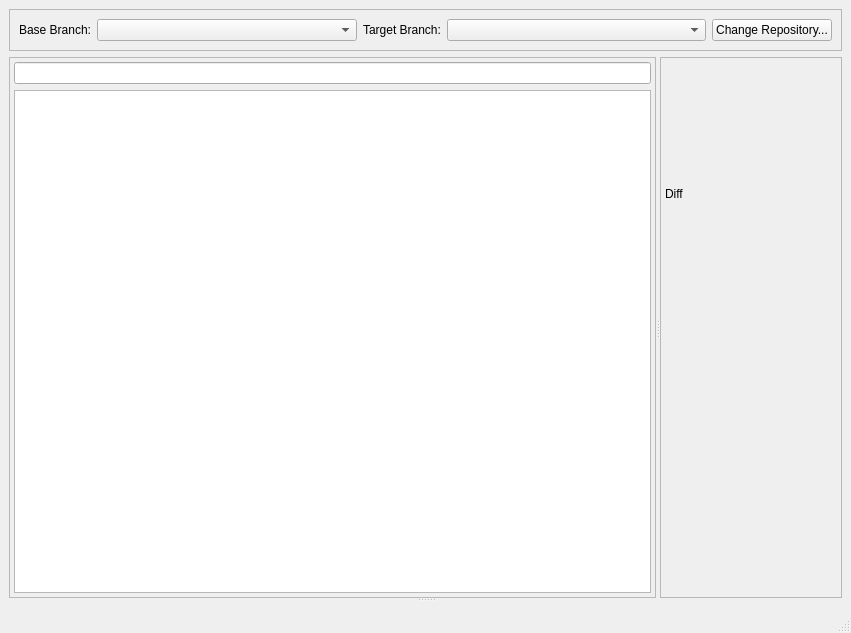
Above: qgitc/branchcomparewindow.ui from timxx/qgitc before the change. Below: the same form after it.
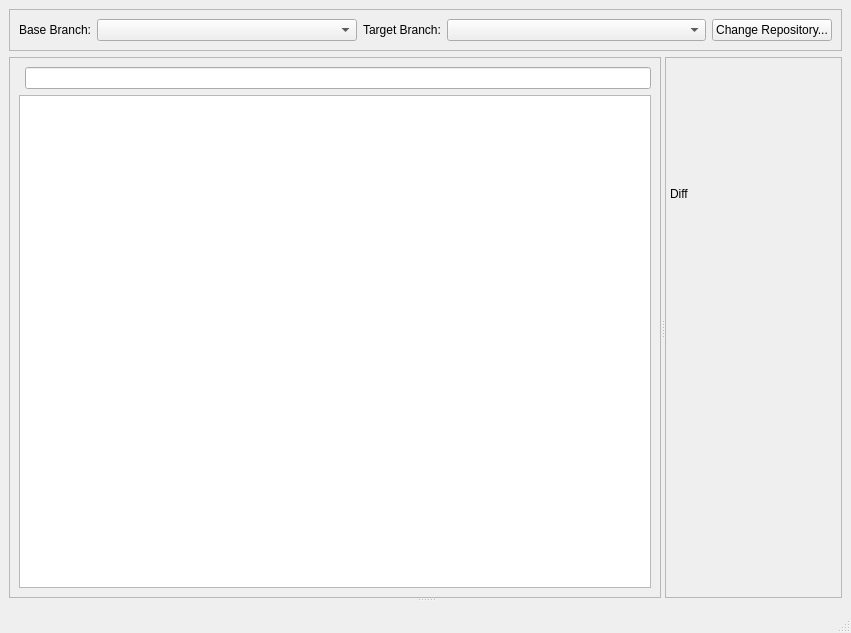
That is the form after the change. Custom widgets are drawn as their Qt base class.

Commit message:
Add file diff loading and spinner to Branch Compare window
Integrate SubmoduleExecutor for fetching file changes between branches and display loading spinner during fetch.

Patch:
```diff
--- a/qgitc/branchcomparewindow.ui
+++ b/qgitc/branchcomparewindow.ui
@@ -97,20 +97,15 @@
          <enum>QFrame::Shadow::Raised</enum>
         </property>
         <layout class="QVBoxLayout" name="verticalLayout_2">
-         <property name="leftMargin">
-          <number>4</number>
-         </property>
-         <property name="topMargin">
-          <number>4</number>
-         </property>
-         <property name="rightMargin">
-          <number>4</number>
-         </property>
-         <property name="bottomMargin">
-          <number>4</number>
-         </property>
          <item>
-          <widget class="SearchLineEdit" name="leFileFilter"/>
+          <layout class="QHBoxLayout" name="horizontalLayout">
+           <item>
+            <widget class="QtWaitingSpinner" name="spinnerFiles" native="true"/>
+           </item>
+           <item>
+            <widget class="SearchLineEdit" name="leFileFilter"/>
+           </item>
+          </layout>
          </item>
          <item>
           <widget class="QListView" name="lvFiles"/>
```
The commit also changes 1 other file.
